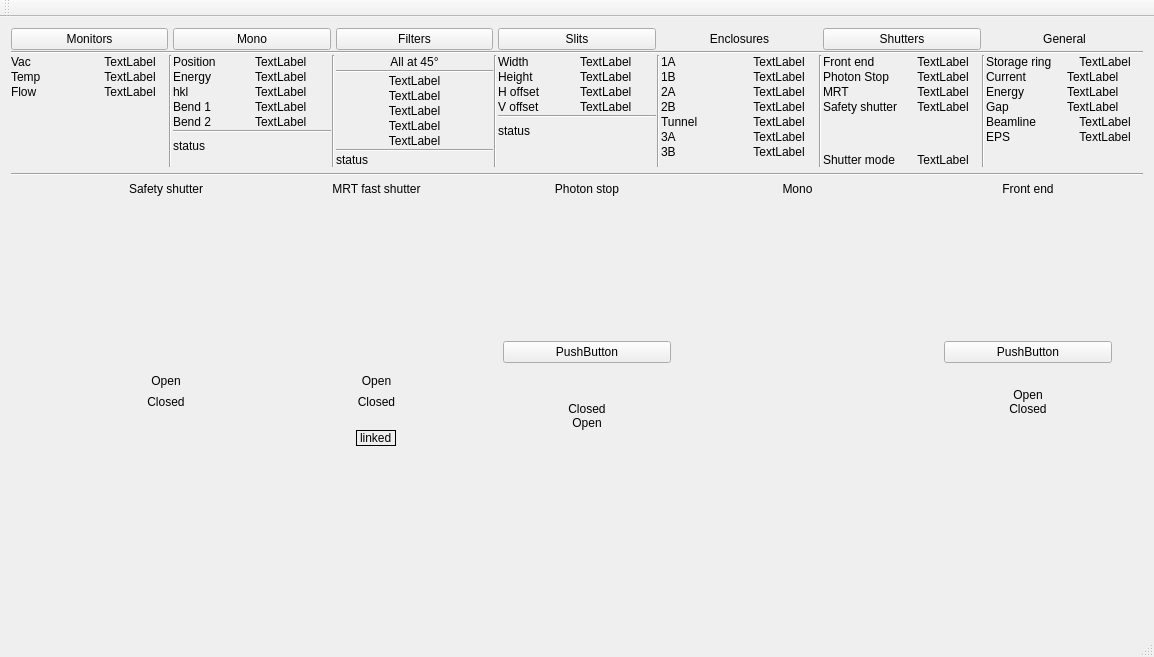
First picture: the form in qimbl/qimbl.ui, repository MatthewJCameron/imbl, before the edit.
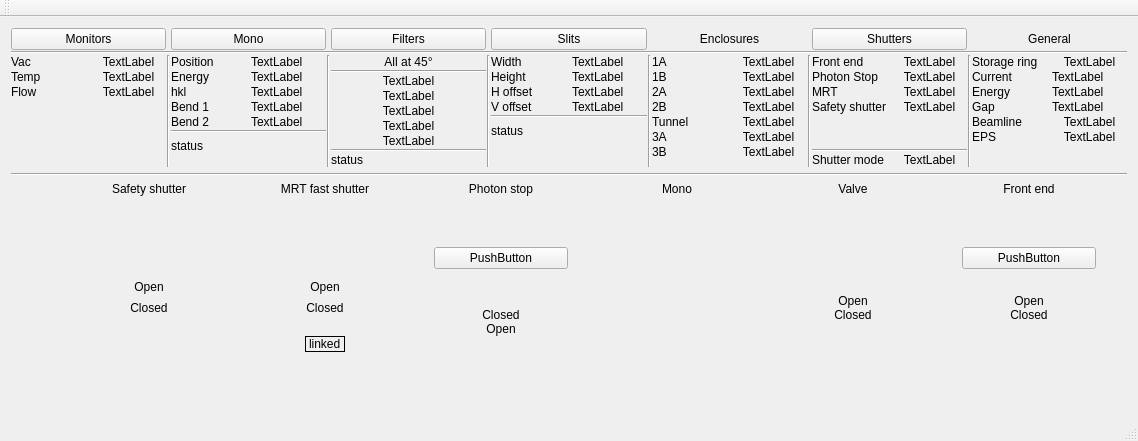
Second picture: the form after the edit. Icons and pictures are not drawn. Custom widgets are drawn as their Qt base class.

Commit message: modified:   filters/filtersGui/filtersGui.cpp 	modified:   filters/filtersGui/filtersGui.h 	modified:   imbl.pro 	modified:   mono/monoGui/monoGui.cpp 	modified:   mono/monoGui/monoGui.h 	modified:   mono/monoGui/monoGui.pro 	modified:   mono/monoGui/monoGui.ui 	new file:   mono/monoGui/wtf.ui 	modified:   qimbl/qimbl.cpp 	modified:   qimbl/qimbl.h 	modified:   qimbl/qimbl.pro 	modified:   qimbl/qimbl.ui 	modified:   qimbl/valuebar.cpp 	modified:   qimbl/valuebar.h 	modified:   qimbl/valuebar.ui 	modified:   valve/valve.cpp 	modified:   valve/valve.h

```diff
--- a/qimbl/qimbl.ui
+++ b/qimbl/qimbl.ui
@@ -6,8 +6,8 @@
    <rect>
     <x>0</x>
     <y>0</y>
-    <width>1154</width>
-    <height>657</height>
+    <width>1138</width>
+    <height>441</height>
    </rect>
   </property>
   <property name="windowTitle">
@@ -162,7 +162,7 @@
           <bool>true</bool>
          </property>
          <attribute name="buttonGroup">
-          <string>chooseComponent</string>
+          <string notr="true">chooseComponent</string>
          </attribute>
         </widget>
        </item>
@@ -357,14 +357,14 @@
            </property>
           </widget>
          </item>
-         <item row="5" column="0">
+         <item row="6" column="0">
           <widget class="QLabel" name="label_23">
            <property name="text">
             <string>Shutter mode</string>
            </property>
           </widget>
          </item>
-         <item row="5" column="1">
+         <item row="6" column="1">
           <widget class="QLabel" name="blMode">
            <property name="text">
             <string>TextLabel</string>
@@ -374,6 +374,13 @@
            </property>
           </widget>
          </item>
+         <item row="5" column="0" colspan="2">
+          <widget class="Line" name="line_13">
+           <property name="orientation">
+            <enum>Qt::Horizontal</enum>
+           </property>
+          </widget>
+         </item>
         </layout>
        </item>
        <item row="0" column="0">
@@ -388,7 +395,7 @@
           <bool>true</bool>
          </property>
          <attribute name="buttonGroup">
-          <string>chooseComponent</string>
+          <string notr="true">chooseComponent</string>
          </attribute>
         </widget>
        </item>
@@ -418,7 +425,7 @@
           <bool>true</bool>
          </property>
          <attribute name="buttonGroup">
-          <string>chooseComponent</string>
+          <string notr="true">chooseComponent</string>
          </attribute>
         </widget>
        </item>
@@ -465,7 +472,7 @@
           <bool>true</bool>
          </property>
          <attribute name="buttonGroup">
-          <string>chooseComponent</string>
+          <string notr="true">chooseComponent</string>
          </attribute>
         </widget>
        </item>
@@ -481,7 +488,7 @@
           <bool>true</bool>
          </property>
          <attribute name="buttonGroup">
-          <string>chooseComponent</string>
+          <string notr="true">chooseComponent</string>
          </attribute>
         </widget>
        </item>
@@ -1074,7 +1081,7 @@
           </property>
          </widget>
         </item>
-        <item row="4" column="11">
+        <item row="4" column="12">
          <widget class="QLabelLine" name="beam_2">
           <property name="sizePolicy">
            <sizepolicy hsizetype="Fixed" vsizetype="Preferred">
@@ -1093,7 +1100,7 @@
           </property>
          </widget>
         </item>
-        <item row="3" column="12">
+        <item row="3" column="13">
          <widget class="QLabel" name="shIndFE_o">
           <property name="text">
            <string>Open</string>
@@ -1103,7 +1110,7 @@
           </property>
          </widget>
         </item>
-        <item row="0" column="12">
+        <item row="0" column="13">
          <widget class="QLabel" name="label_11">
           <property name="text">
            <string>Front end</string>
@@ -1113,17 +1120,17 @@
           </property>
          </widget>
         </item>
-        <item row="4" column="12">
-         <widget class="QLabelLine" name="shIndFE_c">
-          <property name="text">
-           <string>Closed</string>
-          </property>
-          <property name="alignment">
-           <set>Qt::AlignCenter</set>
-          </property>
-         </widget>
-        </item>
         <item row="4" column="13">
+         <widget class="QLabelLine" name="shIndFE_c">
+          <property name="text">
+           <string>Closed</string>
+          </property>
+          <property name="alignment">
+           <set>Qt::AlignCenter</set>
+          </property>
+         </widget>
+        </item>
+        <item row="4" column="14">
          <widget class="QLabelLine" name="beam_1">
           <property name="sizePolicy">
            <sizepolicy hsizetype="Fixed" vsizetype="Preferred">
@@ -1229,6 +1236,19 @@
           </property>
          </widget>
         </item>
+        <item row="7" column="5">
+         <spacer name="verticalSpacer_8">
+          <property name="orientation">
+           <enum>Qt::Vertical</enum>
+          </property>
+          <property name="sizeHint" stdset="0">
+           <size>
+            <width>20</width>
+            <height>40</height>
+           </size>
+          </property>
+         </spacer>
+        </item>
         <item row="4" column="1">
          <widget class="QLabelLine" name="beam_7">
           <property name="sizePolicy">
@@ -1395,20 +1415,7 @@
           </property>
          </widget>
         </item>
-        <item row="7" column="5">
-         <spacer name="verticalSpacer_8">
-          <property name="orientation">
-           <enum>Qt::Vertical</enum>
-          </property>
-          <property name="sizeHint" stdset="0">
-           <size>
-            <width>20</width>
-            <height>40</height>
-           </size>
-          </property>
-         </spacer>
-        </item>
-        <item row="1" column="12">
+        <item row="1" column="13">
          <widget class="QWidget" name="verticalWidget_2" native="true">
           <layout class="QVBoxLayout" name="verticalLayout_6">
            <item>
@@ -1520,6 +1527,36 @@
           </property>
          </layout>
         </item>
+        <item row="4" column="11">
+         <widget class="QLabelLine" name="shIndV1A_c">
+          <property name="text">
+           <string>Closed</string>
+          </property>
+          <property name="alignment">
+           <set>Qt::AlignCenter</set>
+          </property>
+         </widget>
+        </item>
+        <item row="3" column="11">
+         <widget class="QLabel" name="shIndV1A_o">
+          <property name="text">
+           <string>Open</string>
+          </property>
+          <property name="alignment">
+           <set>Qt::AlignCenter</set>
+          </property>
+         </widget>
+        </item>
+        <item row="0" column="11">
+         <widget class="QLabel" name="label_27">
+          <property name="text">
+           <string>Valve</string>
+          </property>
+          <property name="alignment">
+           <set>Qt::AlignCenter</set>
+          </property>
+         </widget>
+        </item>
        </layout>
       </widget>
      </widget>
```
The commit also changes 16 other files.
